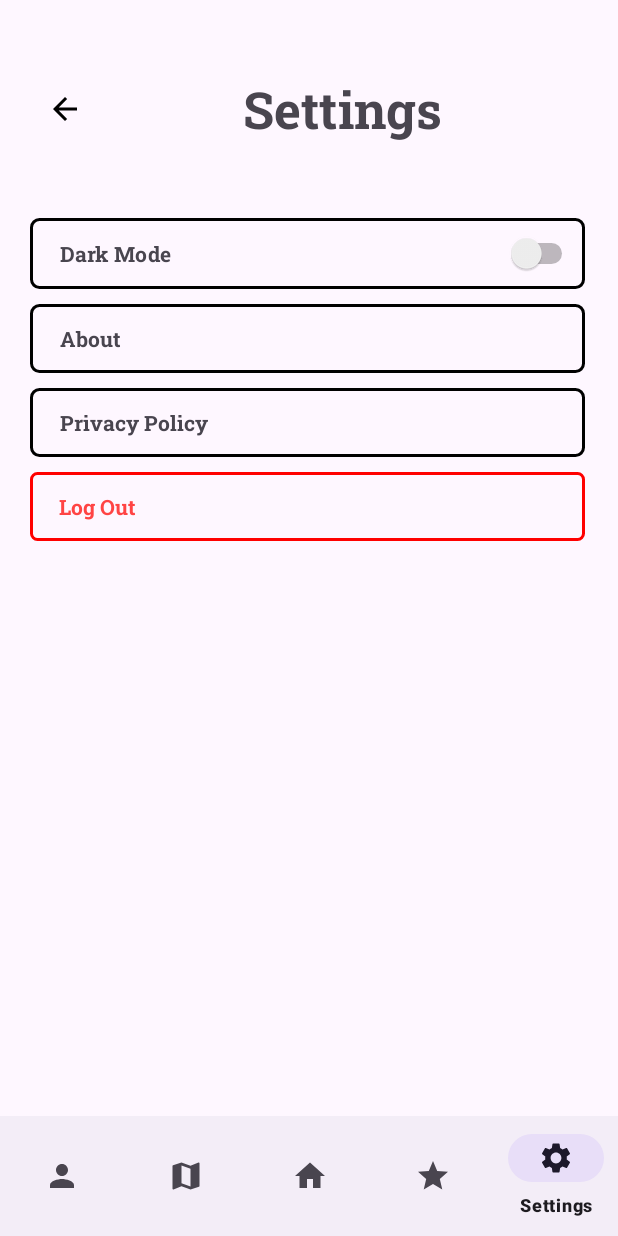
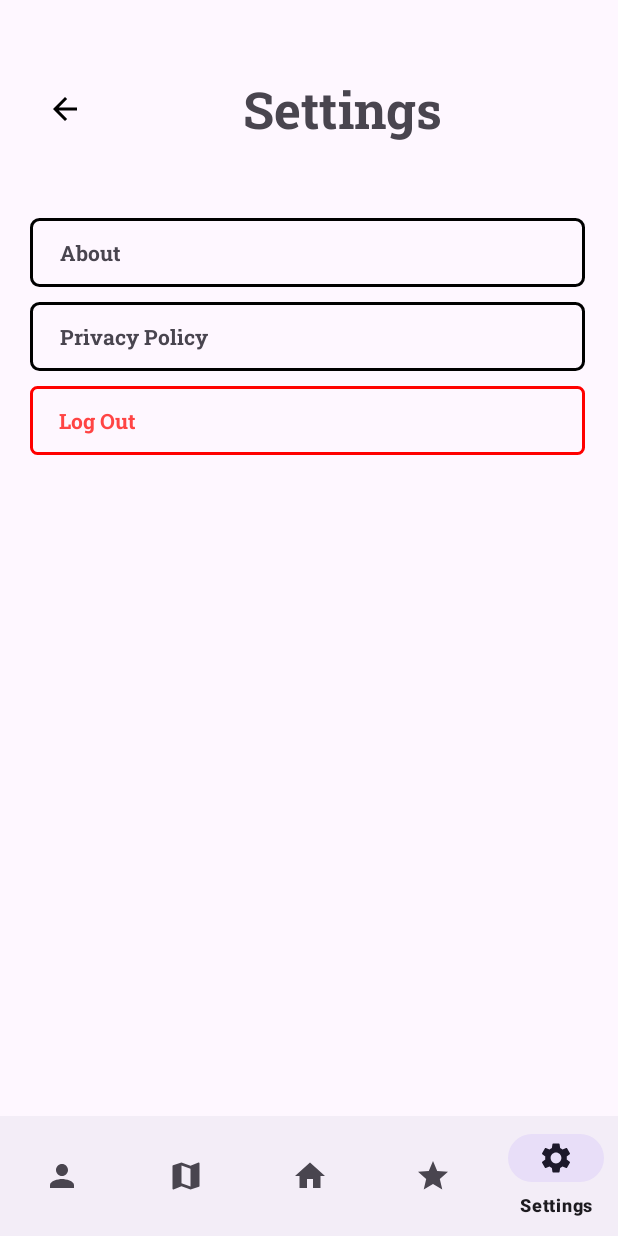
Before and after one commit to dsullano/TrackNJeep, an Android app: the HomePage screen opened directly, with no data from a screen before it, item 5 of the bottom bar chosen, on a phone screen of 412 x 824 dp. Run offline under Robolectric (Android 15) with nearby library versions, the light colour scheme and no system bars; our stand-ins replace Firebase (no records; nobody signed in at launch, a user with empty details on screens opened directly); libraries missing offline, so code that uses them is left out: org.checkerframework.checker; Roboto replaces fonts that are not available here.

Commit message:
semi-done (meaning gamay rag nice-to-have)

```diff
--- a/app/src/main/java/com/example/tracknjeep_test/HomePage.java
+++ b/app/src/main/java/com/example/tracknjeep_test/HomePage.java
@@ -41,6 +41,9 @@ public class HomePage extends AppCompatActivity {
 
         getSupportFragmentManager().beginTransaction().replace(R.id.container, home).commit();
 
+
+        footer.setSelectedItemId(R.id.home);
+
         footer.setOnItemSelectedListener(new NavigationBarView.OnItemSelectedListener() {
             @Override
             public boolean onNavigationItemSelected(MenuItem item) {
--- a/app/src/main/java/com/example/tracknjeep_test/fragments/Settings.java
+++ b/app/src/main/java/com/example/tracknjeep_test/fragments/Settings.java
@@ -37,36 +37,36 @@ public class Settings extends Fragment {
 
         View rootView = inflater.inflate(R.layout.fragment_settings, container, false);
 
-        LinearLayout llDarkMode = rootView.findViewById(R.id.llDarkMode);
-        Switch switchDarkMode = rootView.findViewById(R.id.switchDarkMode);
-        View.OnClickListener toggleSwitchListener = new View.OnClickListener() {
-            @Override
-            public void onClick(View v) {
-                if (v.getId() == switchDarkMode.getId()) {
-                    // Set the flag to true if the switch was clicked
-                    switchClicked.set(true);
-                }
-
-                // Toggle the switch only if it's currently off
-                if (!switchDarkMode.isChecked() && !switchClicked.get()) {
-                    switchDarkMode.setChecked(true);
-                } else if (!switchClicked.get()) {
-                    switchDarkMode.setChecked(false);
-                }
-
-                // Reset the flag after processing the click event
-                switchClicked.set(false);
-            }
-        };
-
-        llDarkMode.setOnClickListener(toggleSwitchListener);
-        switchDarkMode.setOnClickListener(toggleSwitchListener);
+//        LinearLayout llDarkMode = rootView.findViewById(R.id.llDarkMode);
+//        Switch switchDarkMode = rootView.findViewById(R.id.switchDarkMode);
+//        View.OnClickListener toggleSwitchListener = new View.OnClickListener() {
+//            @Override
+//            public void onClick(View v) {
+//                if (v.getId() == switchDarkMode.getId()) {
+//                    // Set the flag to true if the switch was clicked
+//                    switchClicked.set(true);
+//                }
+//
+//                // Toggle the switch only if it's currently off
+//                if (!switchDarkMode.isChecked() && !switchClicked.get()) {
+//                    switchDarkMode.setChecked(true);
+//                } else if (!switchClicked.get()) {
+//                    switchDarkMode.setChecked(false);
+//                }
+//
+//                // Reset the flag after processing the click event
+//                switchClicked.set(false);
+//            }
+//        };
+//
+//        llDarkMode.setOnClickListener(toggleSwitchListener);
+//        switchDarkMode.setOnClickListener(toggleSwitchListener);
 
         LinearLayout llAbout = rootView.findViewById(R.id.llAbout);
         llAbout.setOnClickListener(new View.OnClickListener() {
             @Override
             public void onClick(View v) {
-                Toast.makeText(getContext(), "About Clicked", Toast.LENGTH_SHORT).show();
+//                Toast.makeText(getContext(), "About Clicked", Toast.LENGTH_SHORT).show();
 
                 AboutDialogFragment aboutDialogFragment = new AboutDialogFragment();
                 aboutDialogFragment.show(getChildFragmentManager(), "about_dialog");
@@ -77,7 +77,7 @@ public class Settings extends Fragment {
         llPrivacyPolicy.setOnClickListener(new View.OnClickListener() {
             @Override
             public void onClick(View v) {
-                Toast.makeText(getContext(), "Privacy Policy Clicked", Toast.LENGTH_SHORT).show();
+//                Toast.makeText(getContext(), "Privacy Policy Clicked", Toast.LENGTH_SHORT).show();
 
                 PrivacyPolicyDialogFragment privacyPolicyDialogFragment = new PrivacyPolicyDialogFragment();
                 privacyPolicyDialogFragment.show(getChildFragmentManager(), "privacy_policy_dialog");
--- /dev/null
+++ b/app/src/main/res/drawable/background_favorite_item.xml
@@ -0,0 +1,6 @@
+<?xml version="1.0" encoding="utf-8"?>
+<shape xmlns:android="http://schemas.android.com/apk/res/android">
+    <solid android:color="@color/btnOrange" />
+    <padding android:top="10sp" android:bottom="10sp" android:left="5sp" android:right="5sp" />
+    <corners android:radius="8dp" />
+</shape>
--- a/app/src/main/res/drawable/backgroundz.xml
+++ b/app/src/main/res/drawable/backgroundz.xml
@@ -3,6 +3,6 @@
     <solid android:color="@android:color/white" />
     <stroke
         android:width="1dp"
-        android:color="#000000" />
-    <corners android:radius="16dp" />
+        android:color="@color/main" />
+    <corners android:topLeftRadius="16dp" android:topRightRadius="16dp" />
 </shape>
--- a/app/src/main/res/layout/fragment_settings.xml
+++ b/app/src/main/res/layout/fragment_settings.xml
@@ -9,8 +9,8 @@
 
     <LinearLayout
         android:id="@+id/llMain"
-        android:layout_width="409dp"
-        android:layout_height="729dp"
+        android:layout_width="match_parent"
+        android:layout_height="match_parent"
         android:layout_alignParentStart="true"
         android:layout_alignParentTop="true"
         android:layout_alignParentEnd="true"
@@ -66,36 +66,36 @@
                         android:textSize="34sp" />
                 </LinearLayout>
 
-                <LinearLayout
-                    android:id="@+id/llDarkMode"
-                    android:layout_width="match_parent"
-                    android:layout_height="match_parent"
-                    android:paddingBottom="10dp"
-                    android:paddingTop="10dp"
-                    android:layout_marginBottom="10dp"
-                    android:background="@drawable/border_drawable"
-                    android:orientation="horizontal"
-                    android:clickable="true"
-                    android:focusable="true">
+<!--                <LinearLayout-->
+<!--                    android:id="@+id/llDarkMode"-->
+<!--                    android:layout_width="match_parent"-->
+<!--                    android:layout_height="match_parent"-->
+<!--                    android:paddingBottom="10dp"-->
+<!--                    android:paddingTop="10dp"-->
+<!--                    android:layout_marginBottom="10dp"-->
+<!--                    android:background="@drawable/border_drawable"-->
+<!--                    android:orientation="horizontal"-->
+<!--                    android:clickable="true"-->
+<!--                    android:focusable="true">-->
 
-                    <TextView
-                        android:id="@+id/tvDarkMode"
-                        android:layout_width="wrap_content"
-                        android:layout_height="wrap_content"
-                        android:layout_weight="6"
-                        android:fontFamily="@font/roboto_slab_bold"
-                        android:gravity="center_vertical"
-                        android:paddingLeft="15dp"
-                        android:text="@string/txtDarkMode" />
+<!--                    <TextView-->
+<!--                        android:id="@+id/tvDarkMode"-->
+<!--                        android:layout_width="wrap_content"-->
+<!--                        android:layout_height="wrap_content"-->
+<!--                        android:layout_weight="6"-->
+<!--                        android:fontFamily="@font/roboto_slab_bold"-->
+<!--                        android:gravity="center_vertical"-->
+<!--                        android:paddingLeft="15dp"-->
+<!--                        android:text="@string/txtDarkMode" />-->
 
-                    <Switch
-                        android:id="@+id/switchDarkMode"
-                        android:layout_width="wrap_content"
-                        android:layout_height="wrap_content"
-                        android:layout_weight="1"
-                        android:gravity="center|center_horizontal|center_vertical" />
+<!--                    <Switch-->
+<!--                        android:id="@+id/switchDarkMode"-->
+<!--                        android:layout_width="wrap_content"-->
+<!--                        android:layout_height="wrap_content"-->
+<!--                        android:layout_weight="1"-->
+<!--                        android:gravity="center|center_horizontal|center_vertical" />-->
 
-                </LinearLayout>
+<!--                </LinearLayout>-->
 
                 <LinearLayout
                     android:id="@+id/llAbout"
```
Also changed, not shown: app/src/main/java/com/example/tracknjeep_test/fragments/FavoritesAdapter.java (+4 -7 lines), app/src/main/res/layout/activity_register.xml (+5 -2 lines), app/src/main/res/layout/fragment_favorites.xml (+17 -7 lines), app/src/main/res/layout/item_favorite.xml (added, +18 -0 lines).
